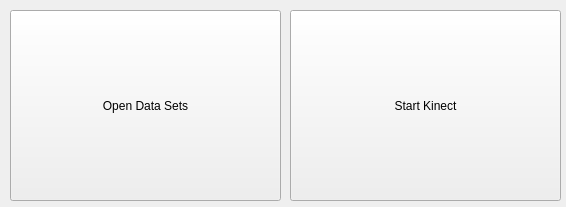
Old version of the form KinectProject/mainwindow.ui in the repository d3ce1t/PrivacyProject.
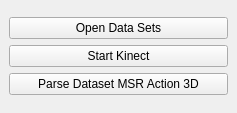
New version of the form. Icons and pictures are not drawn.

Patch:
```diff
--- a/KinectProject/mainwindow.ui
+++ b/KinectProject/mainwindow.ui
@@ -6,8 +6,8 @@
    <rect>
     <x>0</x>
     <y>0</y>
-    <width>566</width>
-    <height>207</height>
+    <width>237</width>
+    <height>113</height>
    </rect>
   </property>
   <property name="minimumSize">
@@ -24,32 +24,33 @@
     <normaloff>:/icons/kinect.png</normaloff>:/icons/kinect.png</iconset>
   </property>
   <widget class="QWidget" name="centralwidget">
+   <layout class="QVBoxLayout" name="verticalLayout_2">
+    <item>
+     <layout class="QVBoxLayout" name="verticalLayout">
+      <item>
    <widget class="QPushButton" name="pushButton_2">
-    <property name="geometry">
-     <rect>
-      <x>10</x>
-      <y>10</y>
-      <width>271</width>
-      <height>191</height>
-     </rect>
-    </property>
     <property name="text">
      <string>Open Data Sets</string>
     </property>
    </widget>
+      </item>
+      <item>
    <widget class="QPushButton" name="pushButton">
-    <property name="geometry">
-     <rect>
-      <x>290</x>
-      <y>10</y>
-      <width>271</width>
-      <height>191</height>
-     </rect>
-    </property>
     <property name="text">
      <string>Start Kinect</string>
     </property>
    </widget>
+      </item>
+      <item>
+       <widget class="QPushButton" name="pushButton_3">
+        <property name="text">
+         <string>Parse Dataset MSR Action 3D</string>
+        </property>
+       </widget>
+      </item>
+     </layout>
+    </item>
+   </layout>
   </widget>
  </widget>
  <resources>
```
Lines whose indentation alone changed are shown as unchanged.
